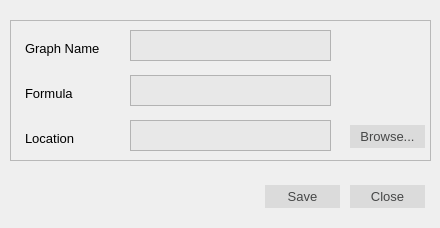
Old version of the form dlgsavegraph.ui in the repository rddealwis/Formular_Calculator_and_Integrator.
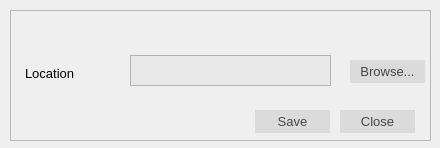
New version of the form. Icons and pictures are not drawn.

Diff of the .ui file:
```diff
--- a/dlgsavegraph.ui
+++ b/dlgsavegraph.ui
@@ -10,7 +10,7 @@
     <x>0</x>
     <y>0</y>
     <width>440</width>
-    <height>228</height>
+    <height>148</height>
    </rect>
   </property>
   <property name="font">
@@ -30,9 +30,9 @@
    <property name="geometry">
     <rect>
      <x>10</x>
-     <y>20</y>
+     <y>10</y>
      <width>421</width>
-     <height>141</height>
+     <height>131</height>
     </rect>
    </property>
    <property name="autoFillBackground">
@@ -44,91 +44,11 @@
    <property name="frameShadow">
     <enum>QFrame::Raised</enum>
    </property>
-   <widget class="QLabel" name="lblFormula">
-    <property name="geometry">
-     <rect>
-      <x>15</x>
-      <y>65</y>
-      <width>61</width>
-      <height>16</height>
-     </rect>
-    </property>
-    <property name="font">
-     <font>
-      <family>Lao UI</family>
-      <pointsize>10</pointsize>
-     </font>
-    </property>
-    <property name="text">
-     <string>Formula</string>
-    </property>
-   </widget>
-   <widget class="QTextEdit" name="txtFormula">
-    <property name="geometry">
-     <rect>
-      <x>120</x>
-      <y>55</y>
-      <width>201</width>
-      <height>31</height>
-     </rect>
-    </property>
-    <property name="font">
-     <font>
-      <family>Lao UI</family>
-      <pointsize>10</pointsize>
-     </font>
-    </property>
-    <property name="styleSheet">
-     <string notr="true">QTextEdit{
-    background-color: #e8e8e8;
-}</string>
-    </property>
-   </widget>
-   <widget class="QLabel" name="lblGraphName">
-    <property name="geometry">
-     <rect>
-      <x>15</x>
-      <y>20</y>
-      <width>91</width>
-      <height>16</height>
-     </rect>
-    </property>
-    <property name="font">
-     <font>
-      <family>Lao UI</family>
-      <pointsize>10</pointsize>
-     </font>
-    </property>
-    <property name="text">
-     <string>Graph Name</string>
-    </property>
-   </widget>
-   <widget class="QTextEdit" name="txtGraphName">
-    <property name="geometry">
-     <rect>
-      <x>120</x>
-      <y>10</y>
-      <width>201</width>
-      <height>31</height>
-     </rect>
-    </property>
-    <property name="font">
-     <font>
-      <family>Lao UI</family>
-      <pointsize>10</pointsize>
-     </font>
-    </property>
-    <property name="styleSheet">
-     <string notr="true">QTextEdit{
-    background-color: #e8e8e8;
-}</string>
-    </property>
-   </widget>
    <widget class="QPushButton" name="pbBrowseGraphSaveLoc">
     <property name="geometry">
      <rect>
       <x>340</x>
-      <y>105</y>
+      <y>50</y>
       <width>75</width>
       <height>23</height>
      </rect>
@@ -157,7 +77,7 @@
     <property name="geometry">
      <rect>
       <x>120</x>
-      <y>100</y>
+      <y>45</y>
       <width>201</width>
       <height>31</height>
      </rect>
@@ -178,7 +98,7 @@
     <property name="geometry">
      <rect>
       <x>15</x>
-      <y>110</y>
+      <y>55</y>
       <width>61</width>
       <height>16</height>
      </rect>
@@ -193,24 +113,23 @@
      <string>Location</string>
     </property>
    </widget>
-  </widget>
-  <widget class="QPushButton" name="pbSaveGraph">
-   <property name="geometry">
-    <rect>
-     <x>265</x>
-     <y>185</y>
-     <width>75</width>
-     <height>23</height>
-    </rect>
-   </property>
-   <property name="font">
-    <font>
-     <family>Lao UI</family>
-     <pointsize>10</pointsize>
-    </font>
-   </property>
-   <property name="styleSheet">
-    <string notr="true">QPushButton{
+   <widget class="QPushButton" name="pbClose">
+    <property name="geometry">
+     <rect>
+      <x>330</x>
+      <y>100</y>
+      <width>75</width>
+      <height>23</height>
+     </rect>
+    </property>
+    <property name="font">
+     <font>
+      <family>Lao UI</family>
+      <pointsize>10</pointsize>
+     </font>
+    </property>
+    <property name="styleSheet">
+     <string notr="true">QPushButton{
  	background-color: #dbdbdb;
     border: 2px;
 	color:#464747;
@@ -218,28 +137,28 @@
 }
 
 QPushButton:hover{background-color:#40bd9e; color:white;}</string>
-   </property>
-   <property name="text">
-    <string>Save</string>
-   </property>
-  </widget>
-  <widget class="QPushButton" name="pbClose">
-   <property name="geometry">
-    <rect>
-     <x>350</x>
-     <y>185</y>
-     <width>75</width>
-     <height>23</height>
-    </rect>
-   </property>
-   <property name="font">
-    <font>
-     <family>Lao UI</family>
-     <pointsize>10</pointsize>
-    </font>
-   </property>
-   <property name="styleSheet">
-    <string notr="true">QPushButton{
+    </property>
+    <property name="text">
+     <string>Close</string>
+    </property>
+   </widget>
+   <widget class="QPushButton" name="pbSaveGraph">
+    <property name="geometry">
+     <rect>
+      <x>245</x>
+      <y>100</y>
+      <width>75</width>
+      <height>23</height>
+     </rect>
+    </property>
+    <property name="font">
+     <font>
+      <family>Lao UI</family>
+      <pointsize>10</pointsize>
+     </font>
+    </property>
+    <property name="styleSheet">
+     <string notr="true">QPushButton{
  	background-color: #dbdbdb;
     border: 2px;
 	color:#464747;
@@ -247,10 +166,11 @@
 }
 
 QPushButton:hover{background-color:#40bd9e; color:white;}</string>
-   </property>
-   <property name="text">
-    <string>Close</string>
-   </property>
+    </property>
+    <property name="text">
+     <string>Save</string>
+    </property>
+   </widget>
   </widget>
  </widget>
  <resources/>
```
